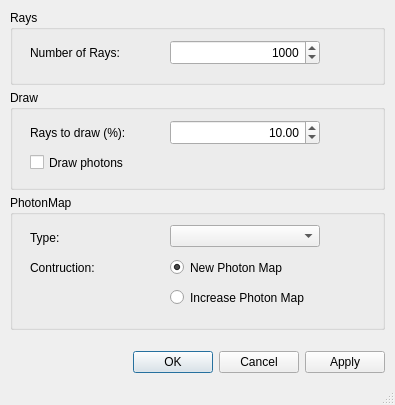
Old version of the form TonatiuhProject/Tonatiuh/src/raytracedialog.ui in the repository iat-cener/tonatiuh.
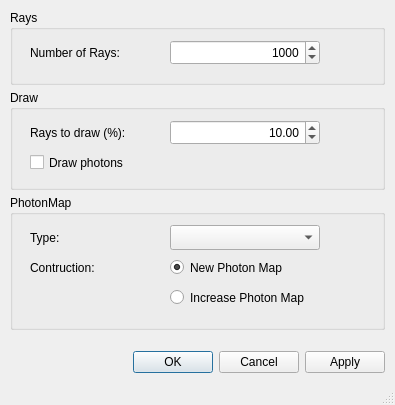
New version of the form.

The edit to the form file:
```diff
--- a/TonatiuhProject/Tonatiuh/src/raytracedialog.ui
+++ b/TonatiuhProject/Tonatiuh/src/raytracedialog.ui
@@ -116,7 +116,7 @@
       <x>160</x>
       <y>30</y>
       <width>150</width>
-      <height>22</height>
+      <height>25</height>
      </rect>
     </property>
     <property name="layoutDirection" >
```
